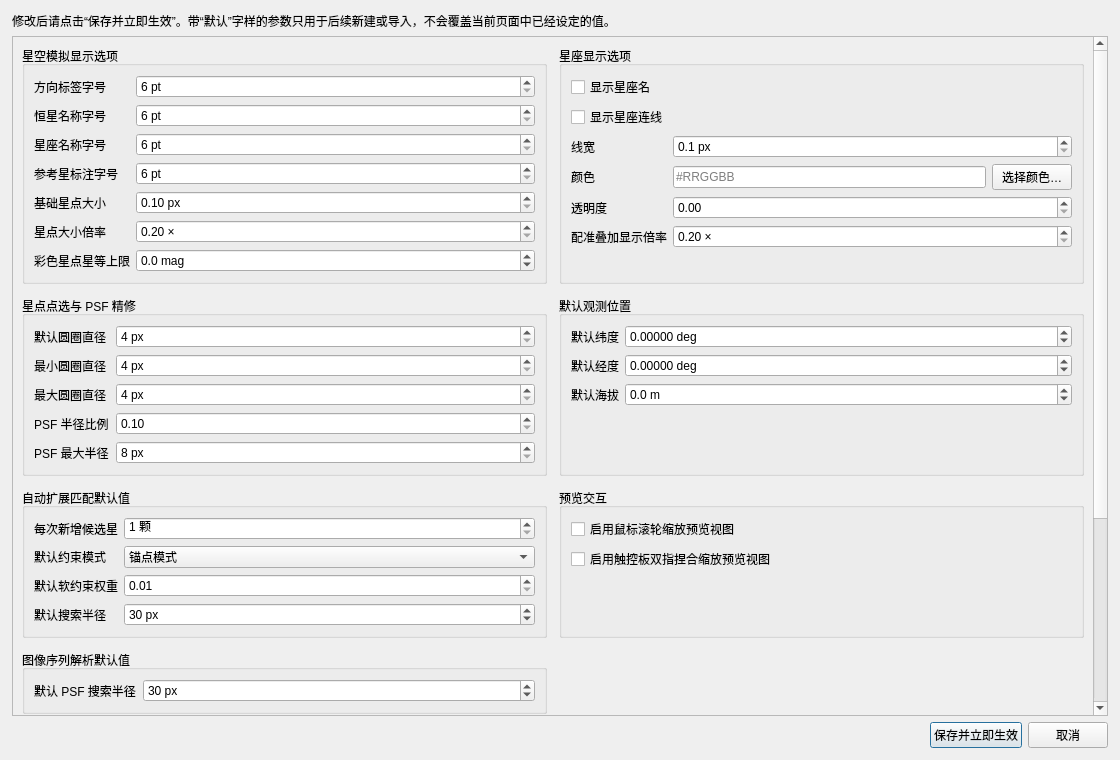
Above: meteoalign/ui/preferences_page.ui from HG731GZ/HGMeteoTool before the change. Below: the same form after it.
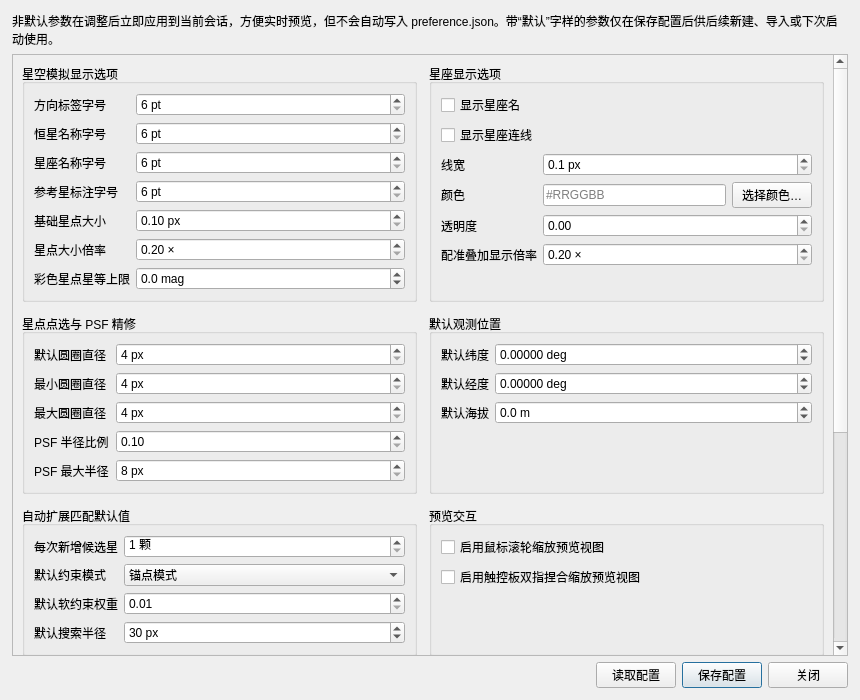
That is the form after the change.

Commit message: 把“软件参数”改成了可实时生效的弹窗

Diff of the .ui file:
```diff
--- a/meteoalign/ui/preferences_page.ui
+++ b/meteoalign/ui/preferences_page.ui
@@ -6,8 +6,8 @@
    <rect>
     <x>0</x>
     <y>0</y>
-    <width>1120</width>
-    <height>760</height>
+    <width>860</width>
+    <height>700</height>
    </rect>
   </property>
   <property name="windowTitle">
@@ -29,7 +29,7 @@
    <item>
     <widget class="QLabel" name="labelPreferencesHint">
      <property name="text">
-      <string>修改后请点击“保存并立即生效”。带“默认”字样的参数只用于后续新建或导入，不会覆盖当前页面中已经设定的值。</string>
+      <string>非默认参数在调整后立即应用到当前会话，方便实时预览，但不会自动写入 preference.json。带“默认”字样的参数仅在保存配置后供后续新建、导入或下次启动使用。</string>
      </property>
      <property name="wordWrap">
       <bool>true</bool>
@@ -46,7 +46,7 @@
        <rect>
         <x>0</x>
         <y>0</y>
-        <width>1076</width>
+        <width>816</width>
         <height>930</height>
        </rect>
       </property>
@@ -262,8 +262,9 @@
    <item>
     <layout class="QHBoxLayout" name="horizontalLayoutPreferenceButtons">
      <item><spacer name="horizontalSpacerPreferenceButtons"><property name="orientation"><enum>Qt::Horizontal</enum></property><property name="sizeHint" stdset="0"><size><width>40</width><height>20</height></size></property></spacer></item>
-     <item><widget class="QPushButton" name="pushButtonSavePreferences"><property name="text"><string>保存并立即生效</string></property><property name="default"><bool>true</bool></property></widget></item>
-     <item><widget class="QPushButton" name="pushButtonCancelPreferences"><property name="text"><string>取消</string></property></widget></item>
+     <item><widget class="QPushButton" name="pushButtonReadPreferences"><property name="toolTip"><string>重新读取当前 preference.json；非默认参数会同时应用到当前会话。</string></property><property name="text"><string>读取配置</string></property></widget></item>
+     <item><widget class="QPushButton" name="pushButtonSavePreferences"><property name="toolTip"><string>将当前页面的全部参数写入 preference.json。</string></property><property name="text"><string>保存配置</string></property><property name="default"><bool>true</bool></property></widget></item>
+     <item><widget class="QPushButton" name="pushButtonClosePreferences"><property name="text"><string>关闭</string></property></widget></item>
     </layout>
    </item>
   </layout>
```
The commit also changes 14 other files.
